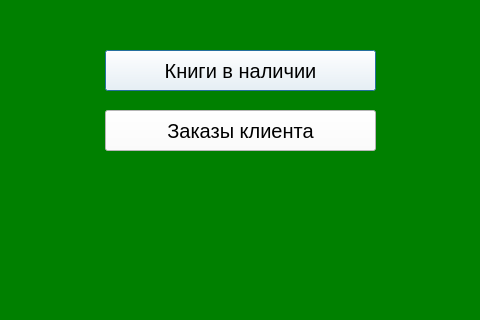
Above: UserWindow/userwindow.ui from FireSpirit171/BookShop before the change; both pictures show x 125 to 605 and y 100 to 420 of the 748 by 608 pixel window. Below: the same form after it.
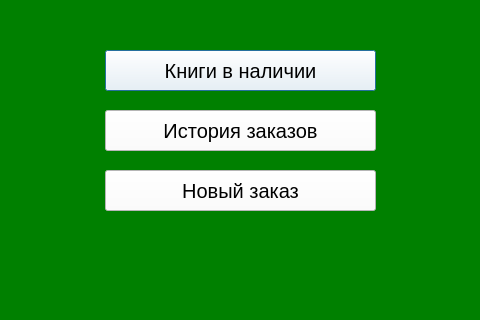
That is the form after the change.

The edit to the form file:
```diff
--- a/UserWindow/userwindow.ui
+++ b/UserWindow/userwindow.ui
@@ -68,7 +68,25 @@
 font-size:20px</string>
    </property>
    <property name="text">
-    <string>Заказы клиента</string>
+    <string>История заказов</string>
+   </property>
+  </widget>
+  <widget class="QPushButton" name="new_order">
+   <property name="geometry">
+    <rect>
+     <x>230</x>
+     <y>270</y>
+     <width>271</width>
+     <height>41</height>
+    </rect>
+   </property>
+   <property name="styleSheet">
+    <string notr="true">background-color:white;
+color:black;
+font-size:20px</string>
+   </property>
+   <property name="text">
+    <string>Новый заказ</string>
    </property>
   </widget>
  </widget>
```
